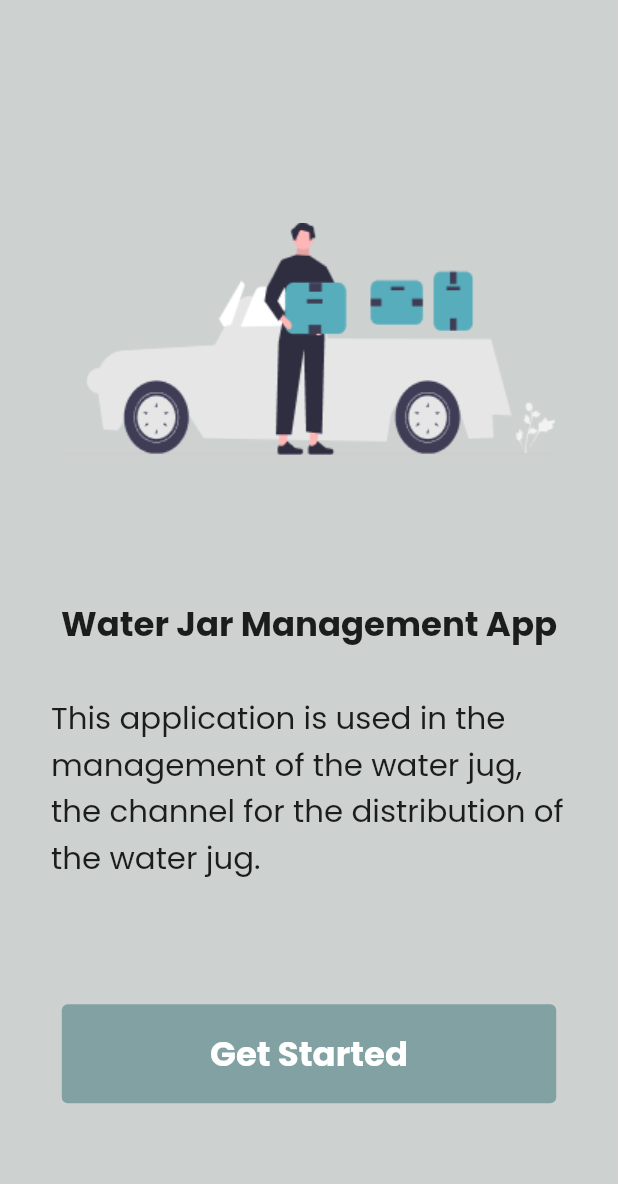
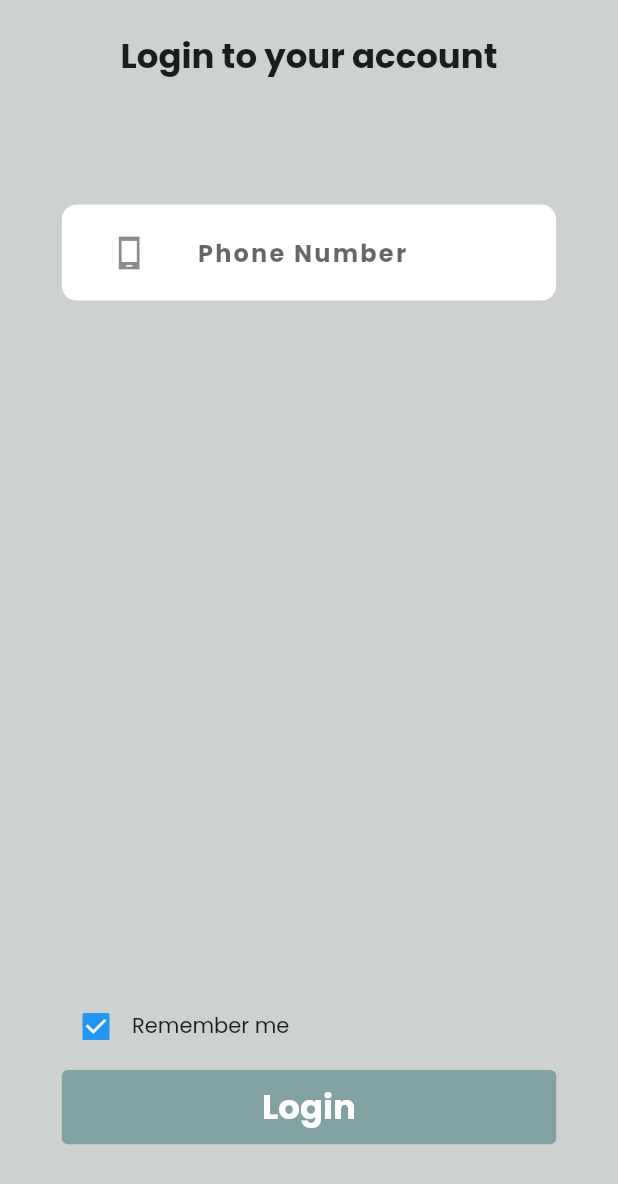
Before and after one commit to dharmu103/water-jar-management, a Flutter app: the screen it shows after launch, on a phone screen of 412 x 824 dp. Shown: the top 1184 px of the screen. Run offline on Flutter 3.47's test engine with Material 2 defaults, Android fonts, the phone set to English and light mode, and no system bars; our stand-ins replace get, google_fonts.

Commit message:
login screen

```diff
--- a/user_app/lib/main.dart
+++ b/user_app/lib/main.dart
@@ -1,6 +1,8 @@
 import 'package:flutter/material.dart';
 import 'package:get/get.dart';
 import 'package:user_app/screens/onboarding_screen.dart';
+
+import 'screens/login_screen.dart';
 
 void main() {
   runApp(const MyApp());
@@ -27,6 +29,6 @@ class MyApp extends StatelessWidget {
           // is not restarted.
           primarySwatch: Colors.blue,
         ),
-        home: const OnboardingScreen());
+        home: const LoginScreen());
   }
 }
--- /dev/null
+++ b/user_app/lib/screens/login_screen.dart
@@ -0,0 +1,45 @@
+import 'package:flutter/material.dart';
+
+import 'package:get/get.dart';
+import 'package:google_fonts/google_fonts.dart';
+import 'package:user_app/const/colors.dart';
+import 'package:user_app/widgets/buttons.dart';
+import 'package:user_app/widgets/textfields.dart';
+
+class LoginScreen extends StatelessWidget {
+  const LoginScreen({Key? key}) : super(key: key);
+
+  @override
+  Widget build(BuildContext context) {
+    return Scaffold(
+      body: Container(
+        height: Get.height,
+        width: Get.width,
+        padding: const EdgeInsets.all(20),
+        decoration: BoxDecoration(color: bgColor),
+        child: Column(children: [
+          Text('Login to your account',
+              style: GoogleFonts.poppins(
+                fontSize: Get.width * 0.055,
+                fontWeight: FontWeight.bold,
+              )),
+          SizedBox(height: Get.height * 0.1),
+          phonefield(),
+          const Spacer(),
+          Row(
+            children: [
+              const SizedBox(
+                width: 20,
+              ),
+              Checkbox(value: true, onChanged: (bool? v) {}),
+              Text('Remember me', style: GoogleFonts.poppins()),
+            ],
+          ),
+          SizedBox(height: 5),
+          btn1('route', 'Login'),
+          SizedBox(height: Get.height * 0.05),
+        ]),
+      ),
+    );
+  }
+}
--- a/user_app/lib/widgets/buttons.dart
+++ b/user_app/lib/widgets/buttons.dart
@@ -9,7 +9,7 @@ Widget btn1(
   text,
 ) =>
     Container(
-      height: Get.height * 0.08,
+      height: Get.height * 0.06,
       width: Get.width * 0.8,
       child: ElevatedButton(
         child: Text(text),
--- /dev/null
+++ b/user_app/lib/widgets/textfields.dart
@@ -0,0 +1,33 @@
+import 'package:flutter/material.dart';
+import 'package:get/get.dart';
+import 'package:google_fonts/google_fonts.dart';
+import 'package:user_app/const/colors.dart';
+
+Widget phonefield() => Container(
+      height: Get.height * 0.08,
+      width: Get.width * 0.8,
+      child: TextField(
+        style: GoogleFonts.poppins(
+            fontWeight: FontWeight.bold,
+            textStyle: TextStyle(letterSpacing: 1.5)),
+        decoration: InputDecoration(
+          prefixIconConstraints: BoxConstraints(minWidth: 90, maxWidth: 100),
+          focusColor: btnColor,
+          hoverColor: btnColor,
+          prefixIcon: const Icon(Icons.phone_android_sharp),
+          filled: true,
+          fillColor: Colors.white,
+          hintText: 'Phone Number',
+          hintStyle: GoogleFonts.poppins(
+              fontWeight: FontWeight.bold,
+              textStyle: TextStyle(letterSpacing: 1.5)),
+          errorBorder: const OutlineInputBorder(
+            borderSide: BorderSide(color: Colors.red),
+          ),
+          border: OutlineInputBorder(
+            borderSide: BorderSide.none,
+            borderRadius: BorderRadius.circular(10),
+          ),
+        ),
+      ),
+    );
```
